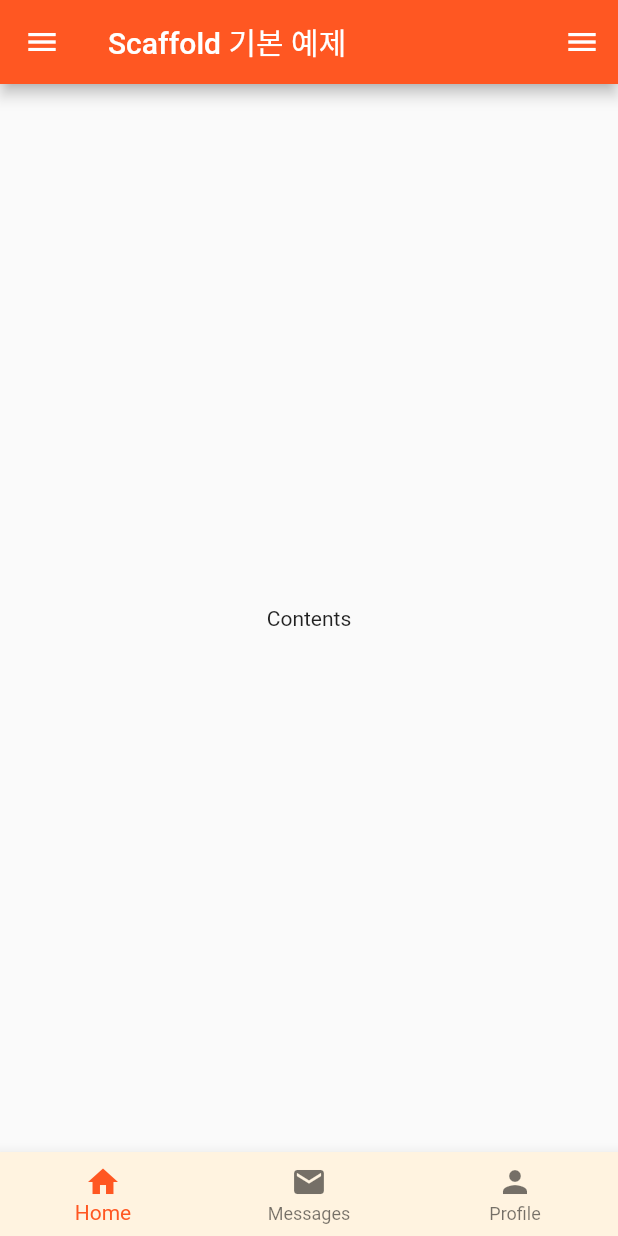
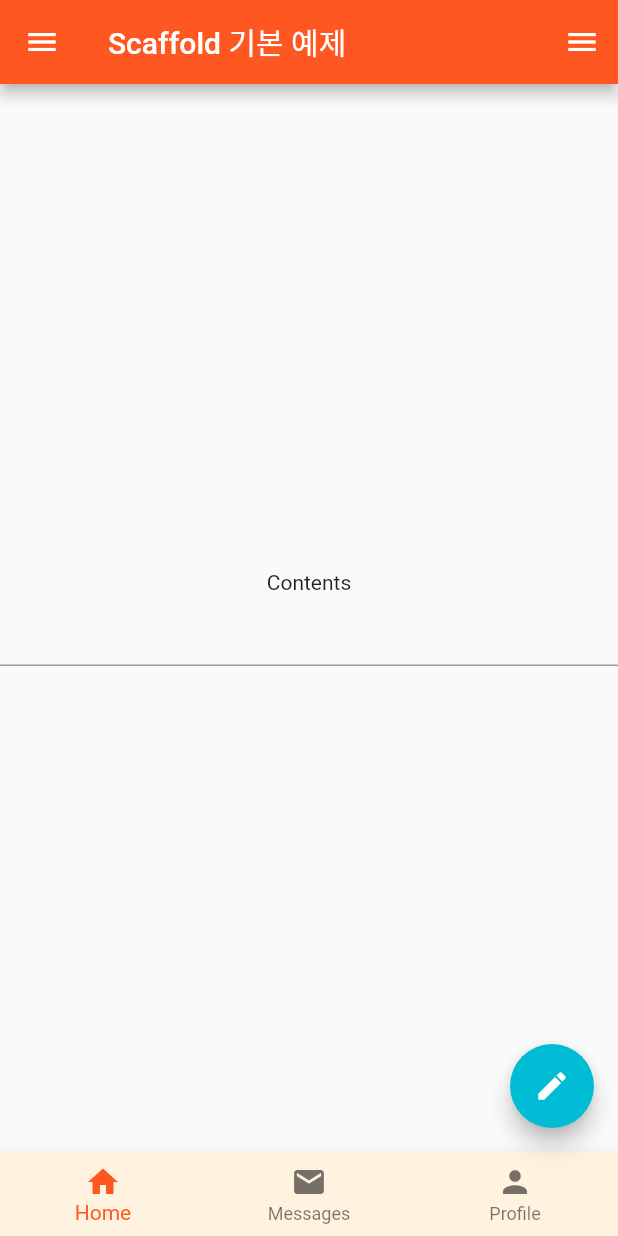
Before and after one commit to Danny-Yun/scaffold-sample, a Flutter app: the screen it shows after launch, on a phone screen of 412 x 824 dp. Run offline on Flutter 3.47's test engine with Material 2 defaults, Android fonts, the phone set to English and light mode, and no system bars.

Commit message:
플로팅 버튼 생성

```diff
--- a/lib/main.dart
+++ b/lib/main.dart
@@ -31,8 +31,20 @@ class _ScaffoldSampleState extends State<ScaffoldSample> {
       appBar: AppBar(
         title: Text('Scaffold 기본 예제'),
       ),
-      body: Center(
-        child: Text('Contents'),
+      body: Column(
+        mainAxisAlignment: MainAxisAlignment.center,
+        children: [
+          Text('Contents'),
+          TextFormField(
+            decoration: InputDecoration(
+              focusedBorder: OutlineInputBorder(
+                borderRadius: BorderRadius.all(
+                  Radius.circular(25),
+                ),
+              ),
+            ),
+          ),
+        ],
       ),
 
       // Drawer 메뉴 생성
@@ -53,6 +65,18 @@ class _ScaffoldSampleState extends State<ScaffoldSample> {
         ),
       ),
 
+      // 텍스트 폼을 눌러서 키보드가 올라올 때 플로팅 버튼이 같이 올라오지 않게 하기 위해서 사용
+      resizeToAvoidBottomInset: false,
+
+      // floating 버튼 생성
+      floatingActionButton: FloatingActionButton(
+        onPressed: () {
+          print('click edit button');
+        },
+        child: Icon(Icons.edit),
+        backgroundColor: Colors.cyan,
+      ),
+
       // 아래 쪽에 내비게이션바 생성
       bottomNavigationBar: BottomNavigationBar(
         currentIndex: 0,
```
